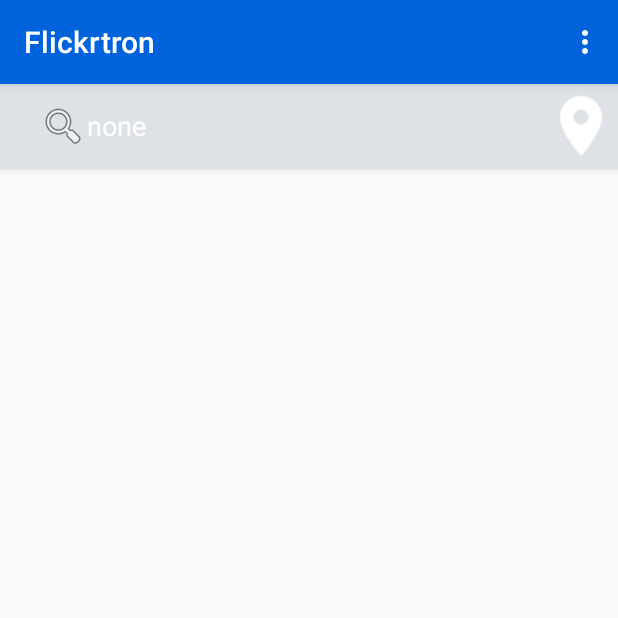
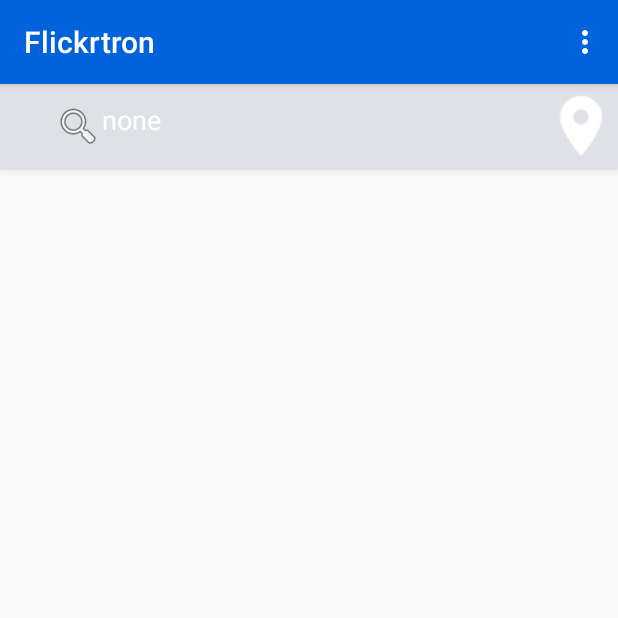
Before and after one commit to cpark11/final-project-pineco, an Android app: the MainActivity screen opened directly, with no data from a screen before it, on a phone screen of 412 x 824 dp, the top half of it. Run offline under Robolectric (Android 15) with nearby library versions, the phone set to English and light mode, and no system bars; our stand-ins replace Picasso; pictures from the network do not load; 4 statements that could not run were skipped.

Commit message:
final with apk

```diff
--- a/app/src/main/res/layout/activity_main.xml
+++ b/app/src/main/res/layout/activity_main.xml
@@ -29,7 +29,7 @@
             android:background="@color/lightGrey"
             android:imeOptions="actionDone"
             android:drawableLeft="@android:drawable/ic_menu_search"
-            android:padding="10dp"
+            android:padding="20dp"
             android:layout_gravity="center"
             android:hint="CurrentLocation"/>
         <ImageButton
```
Also changed, not shown: 2 other files.
